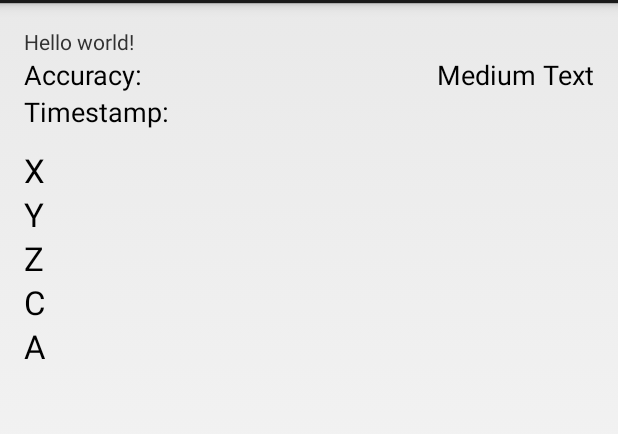
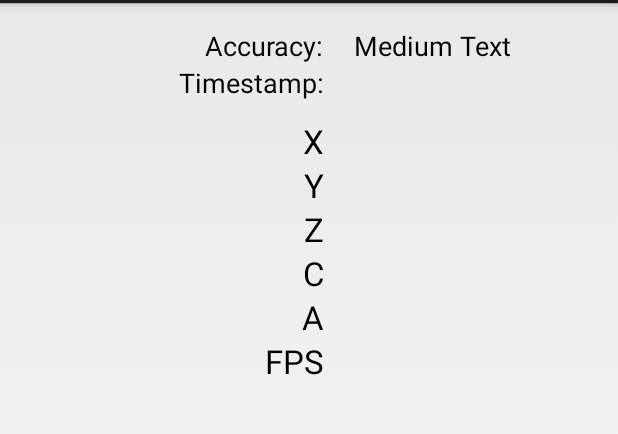
Before and after one commit to steamclock/jscalc, an Android app: the screen it shows after launch (MainActivity), on a phone screen of 412 x 824 dp, the part 69-503 px from its top. Run offline under Robolectric (Android 15) with nearby library versions, the phone set to English and light mode, and no system bars.

Commit message:
FPS display. #5

```diff
--- a/RhinoGyroTestProject/RhinoGyroTest/src/main/java/com/steamclock/rhinogyrotest/MainActivity.java
+++ b/RhinoGyroTestProject/RhinoGyroTest/src/main/java/com/steamclock/rhinogyrotest/MainActivity.java
@@ -24,7 +24,12 @@ public class MainActivity extends Activity implements SensorEventListener {
     private TextView mZ;
     private TextView mC;
     private TextView mA;
+    private TextView mFps;
+    //js
     private Scriptable scope;
+    //FPS
+    private long mLastFpsUpdate;
+    public int mEventCount;
 
     @Override
     protected void onCreate(Bundle savedInstanceState) {
@@ -41,6 +46,7 @@ public class MainActivity extends Activity implements SensorEventListener {
         mZ = (TextView) findViewById(R.id.valZ);
         mC = (TextView) findViewById(R.id.valC);
         mA = (TextView) findViewById(R.id.valA);
+        mFps = (TextView) findViewById(R.id.fps);
 
         initJs();
     }
@@ -54,6 +60,10 @@ public class MainActivity extends Activity implements SensorEventListener {
 
     protected void onResume() {
         super.onResume();
+
+        mLastFpsUpdate = System.nanoTime();
+        mEventCount = 0;
+
         mSensorManager.registerListener(this, mSensor, SensorManager.SENSOR_DELAY_NORMAL);
     }
 
@@ -113,6 +123,15 @@ public class MainActivity extends Activity implements SensorEventListener {
         if (sensorEvent.values.length > 4) {
             mA.setText(String.valueOf(sensorEvent.values[4]));
         }
+        mEventCount++;
+
+        long now = System.nanoTime();
+        if (now - mLastFpsUpdate >= 1e9) {
+            Log.d(TAG, "updating fps");
+            mFps.setText(String.valueOf(mEventCount));
+            mLastFpsUpdate = now;
+            mEventCount = 0;
+        }
 
     }
 
--- a/RhinoGyroTestProject/RhinoGyroTest/src/main/res/layout/activity_main.xml
+++ b/RhinoGyroTestProject/RhinoGyroTest/src/main/res/layout/activity_main.xml
@@ -8,11 +8,13 @@
     android:paddingBottom="@dimen/activity_vertical_margin"
     tools:context=".MainActivity">
 
-    <TextView
-        android:layout_width="wrap_content"
-        android:layout_height="wrap_content"
-        android:text="@string/hello_world"
-        android:id="@+id/textView2"/>
+    <LinearLayout
+            android:orientation="vertical"
+            android:layout_width="fill_parent"
+            android:layout_height="fill_parent"
+            android:gravity="right"
+            android:layout_alignTop="@+id/linearLayout"
+            android:layout_toLeftOf="@+id/linearLayout">
 
         <TextView
                 android:layout_width="wrap_content"
@@ -78,13 +80,26 @@
                 android:layout_below="@+id/textView7"
                 android:layout_alignLeft="@+id/textView7"/>
 
+        <TextView
+                android:layout_width="wrap_content"
+                android:layout_height="wrap_content"
+                android:textAppearance="?android:attr/textAppearanceLarge"
+                android:text="FPS"
+                android:id="@+id/textView2"
+                android:layout_below="@+id/textView7"
+                android:layout_alignLeft="@+id/textView7"
+                android:layout_gravity="right|center_vertical"/>
+
+    </LinearLayout>
+
     <LinearLayout
             android:orientation="vertical"
-            android:layout_width="180dp"
+            android:layout_width="160dp"
             android:layout_height="match_parent"
             android:layout_alignParentRight="true"
             android:layout_alignTop="@+id/textView"
-            android:gravity="right">
+            android:id="@+id/linearLayout"
+            android:layout_marginLeft="20dp">
 
         <TextView
                 android:layout_width="wrap_content"
@@ -148,6 +163,16 @@
                 android:layout_below="@+id/valC"
                 android:layout_alignLeft="@+id/valC"
                 android:layout_alignParentRight="true"/>
+
+        <TextView
+                android:layout_width="match_parent"
+                android:layout_height="wrap_content"
+                android:textAppearance="?android:attr/textAppearanceLarge"
+                android:id="@+id/fps"
+                android:layout_below="@+id/valC"
+                android:layout_alignLeft="@+id/valC"
+                android:layout_alignParentRight="true"
+                android:layout_gravity="center"/>
     </LinearLayout>
 
 </RelativeLayout>
```
Lines whose indentation alone changed are shown as unchanged.
